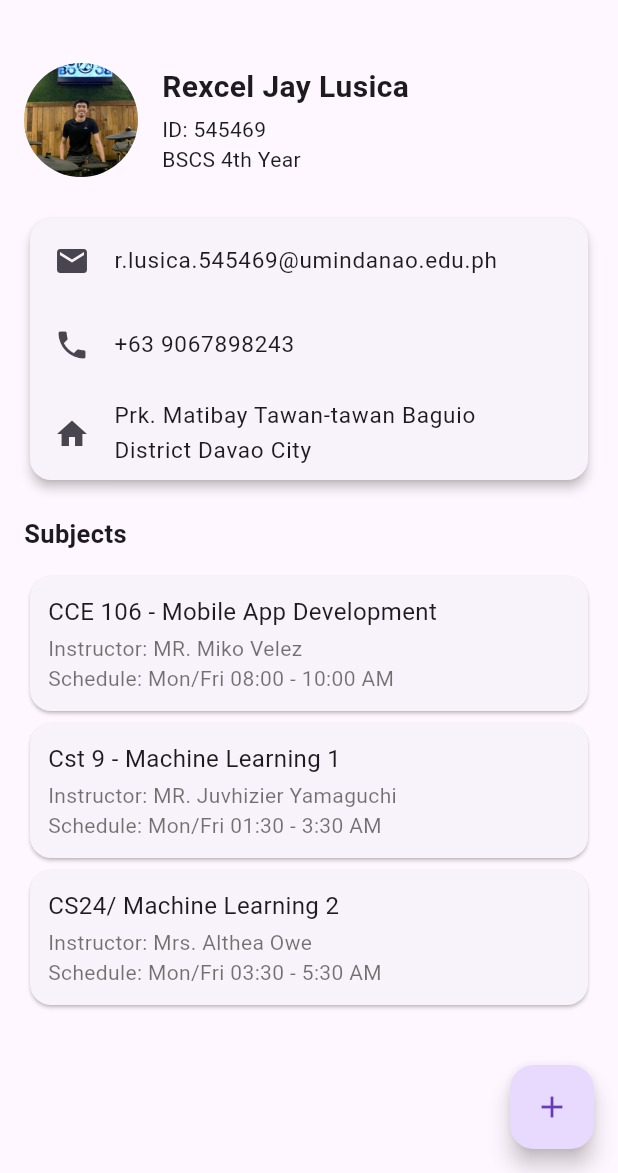
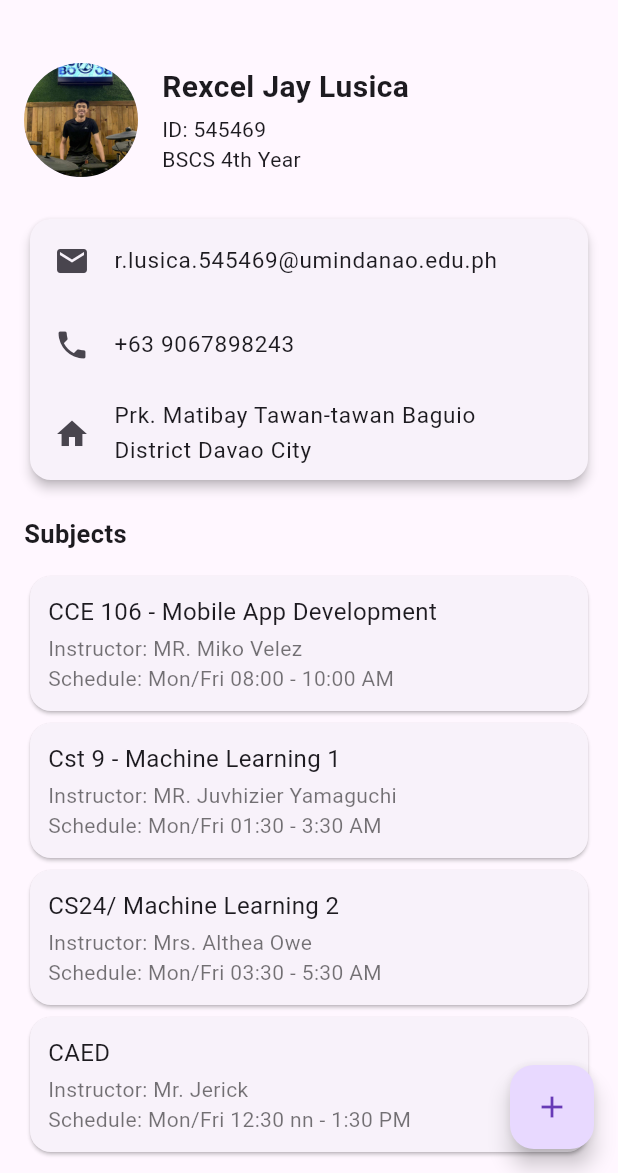
Before and after one commit to rexssdd/stateless_labexam_lusica, a Flutter app: the screen it shows after launch, on a phone screen of 412 x 824 dp, the part 63-1236 px from its top. Run offline on Flutter 3.47's test engine with Material 3 defaults, Android fonts, the phone set to English and light mode, and no system bars.

Commit message:
feat: Added 1 more Subject

```diff
--- a/lib/student_dashboard.dart
+++ b/lib/student_dashboard.dart
@@ -246,6 +246,44 @@ class StudentDashboard extends StatelessWidget {
                   ),
                 ),
               ),
+              //subject 4
+                  SizedBox(
+                width: double.infinity,
+                child: Card(
+                  elevation: 1,
+                  color: const Color(0xFFF8F2FA),
+                  shape: RoundedRectangleBorder(
+                    borderRadius: BorderRadius.circular(14),
+                  ),
+                  child: const Padding(
+                    padding: EdgeInsets.all(12),
+                    child: Column(
+                      crossAxisAlignment: CrossAxisAlignment.start,
+                      children: [
+                        Text(
+                          'CAED ',
+                          style: TextStyle(fontSize: 16),
+                        ),
+                        SizedBox(height: 3),
+                        Text(
+                          'Instructor: Mr. Jerick',
+                          style: TextStyle(
+                            fontSize: 14,
+                            color: Colors.black54,
+                          ),
+                        ),
+                        Text(
+                          'Schedule: Mon/Fri 12:30 nn - 1:30 PM',
+                          style: TextStyle(
+                            fontSize: 14,
+                            color: Colors.black54,
+                          ),
+                        ),
+                      ],
+                    ),
+                  ),
+                ),
+              ),
             ],
           ),
         ),
```
